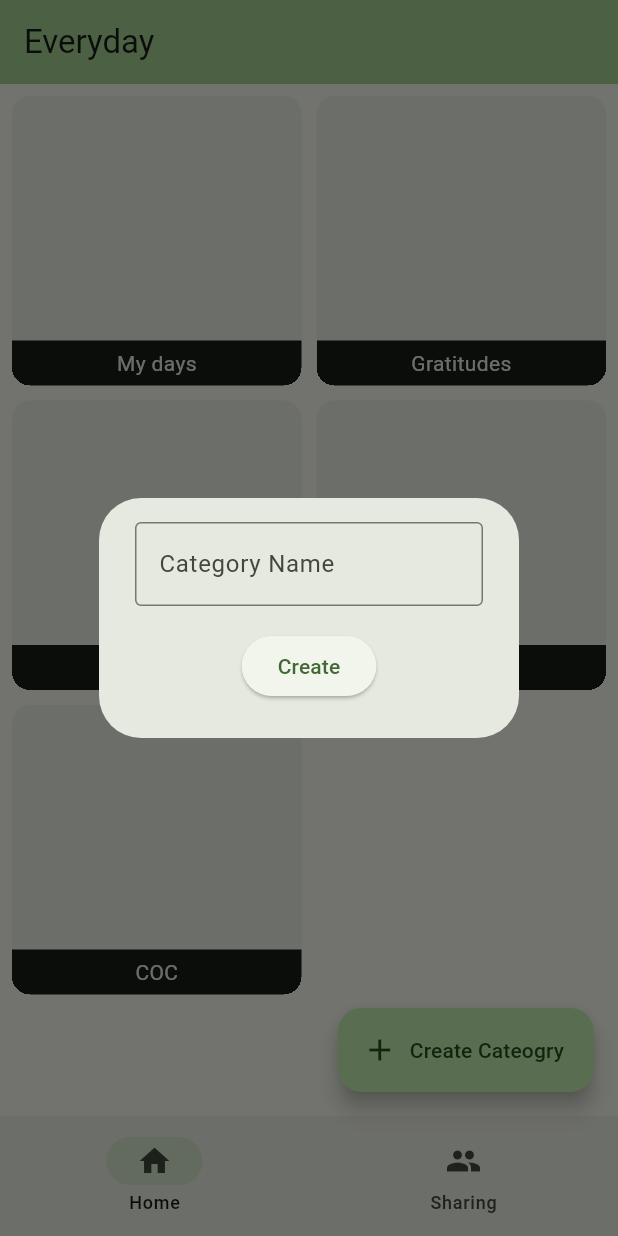
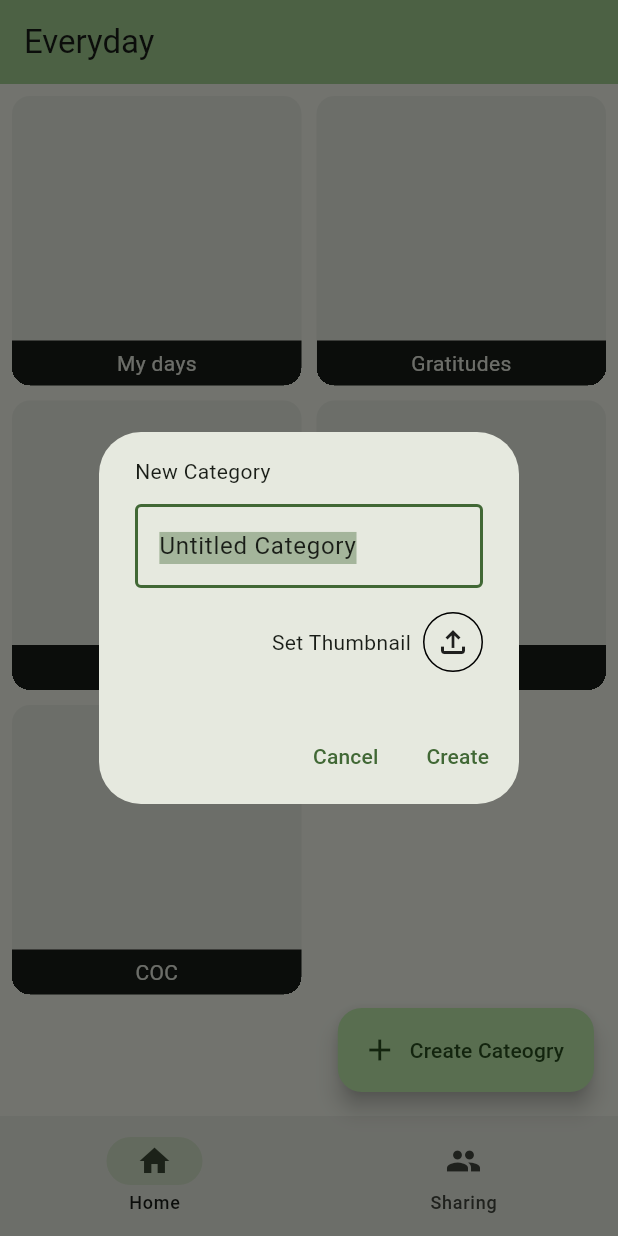
Before and after one commit to bolexyro/everyday, a Flutter app: the screen it shows after launch, after a tap on "Create Cateogry", on a phone screen of 412 x 824 dp. Run offline on Flutter 3.47's test engine with Material 3 defaults, Android fonts, the phone set to English and light mode, and no system bars; our stand-ins replace gap, image_picker.

Commit message:
Modify UI of create category dialog, and implement adding thumbnails

```diff
--- a/lib/components/create_category_dialog.dart
+++ b/lib/components/create_category_dialog.dart
@@ -1,6 +1,9 @@
 import 'package:flutter/material.dart';
+import 'package:gap/gap.dart';
+import 'package:image_picker/image_picker.dart';
+import 'package:myapp/core/extensions.dart';
 
-class CreateCategoryDialog extends StatelessWidget {
+class CreateCategoryDialog extends StatefulWidget {
   const CreateCategoryDialog({
     super.key,
     required this.onCategoryCreated,
@@ -9,29 +12,89 @@ class CreateCategoryDialog extends StatelessWidget {
   final void Function(String name) onCategoryCreated;
 
   @override
+  State<CreateCategoryDialog> createState() => _CreateCategoryDialogState();
+}
+
+class _CreateCategoryDialogState extends State<CreateCategoryDialog> {
+  late final TextEditingController _categoryNameController;
+  final picker = ImagePicker();
+
+  @override
+  void initState() {
+    _categoryNameController = TextEditingController(text: 'Untitled Category');
+
+    WidgetsBinding.instance.addPostFrameCallback((_) {
+      _categoryNameController.selection = TextSelection(
+        baseOffset: 0,
+        extentOffset: _categoryNameController.text.length,
+      );
+    });
+    super.initState();
+  }
+
+  @override
+  void dispose() {
+    _categoryNameController.dispose();
+    super.dispose();
+  }
+
+  @override
   Widget build(BuildContext context) {
-    final categoryNameController = TextEditingController();
     return AlertDialog(
+      actionsPadding: const EdgeInsets.all(8),
       content: Column(
         mainAxisSize: MainAxisSize.min,
+        crossAxisAlignment: CrossAxisAlignment.start,
         children: [
+          const Text('New Category'),
+          const Gap(12),
           TextField(
-            controller: categoryNameController,
+            controller: _categoryNameController,
+            autofocus: true,
             decoration: const InputDecoration(
               border: OutlineInputBorder(),
-              labelText: 'Category Name',
             ),
           ),
-          const SizedBox(height: 16),
-          ElevatedButton(
-            onPressed: () {
-              onCategoryCreated(categoryNameController.text);
-              Navigator.of(context).pop();
-            },
-            child: const Text('Create'),
-          ),
+          const Gap(16),
+          Row(
+            mainAxisAlignment: MainAxisAlignment.end,
+            children: [
+              const Text('Set Thumbnail'),
+              const Gap(8),
+              GestureDetector(
+                onTap: () async {
+                  final XFile? image =
+                      await picker.pickImage(source: ImageSource.camera);
+                  if (image == null) {
+                    return;
+                  }
+                },
+                child: Container(
+                  width: 40,
+                  height: 40,
+                  decoration: const ShapeDecoration(
+                      shape: CircleBorder(side: BorderSide())),
+                  child: const Icon(Icons.file_upload_outlined),
+                ),
+              ),
+            ],
+          )
         ],
       ),
+      actions: [
+        TextButton(
+          onPressed: () {
+            context.navigator.pop();
+          },
+          child: const Text('Cancel'),
+        ),
+        TextButton(
+          onPressed: () {
+            context.navigator.pop();
+          },
+          child: const Text('Create'),
+        ),
+      ],
     );
   }
 }
--- a/lib/core/app_colors.dart
+++ b/lib/core/app_colors.dart
@@ -2,4 +2,6 @@ import 'package:flutter/material.dart';
 
 class AppColors {
   static const neonGreen = Color.fromARGB(255, 57, 255, 20);
+  static const black = Colors.black;
+  static const transparent = Colors.transparent;
 }
--- a/lib/main.dart
+++ b/lib/main.dart
@@ -15,7 +15,11 @@ class MyApp extends StatelessWidget {
       debugShowCheckedModeBanner: false,
       title: 'Everyday',
       theme: ThemeData(
-        colorScheme: ColorScheme.fromSeed(seedColor: AppColors.neonGreen),
+        colorScheme: ColorScheme.fromSeed(
+          seedColor: AppColors.neonGreen,
+          // brightness: Brightness.dark,
+        ),
+        // scaffoldBackgroundColor: AppColors.black,
         useMaterial3: true,
       ),
       home: const HomeScreen(),
```
